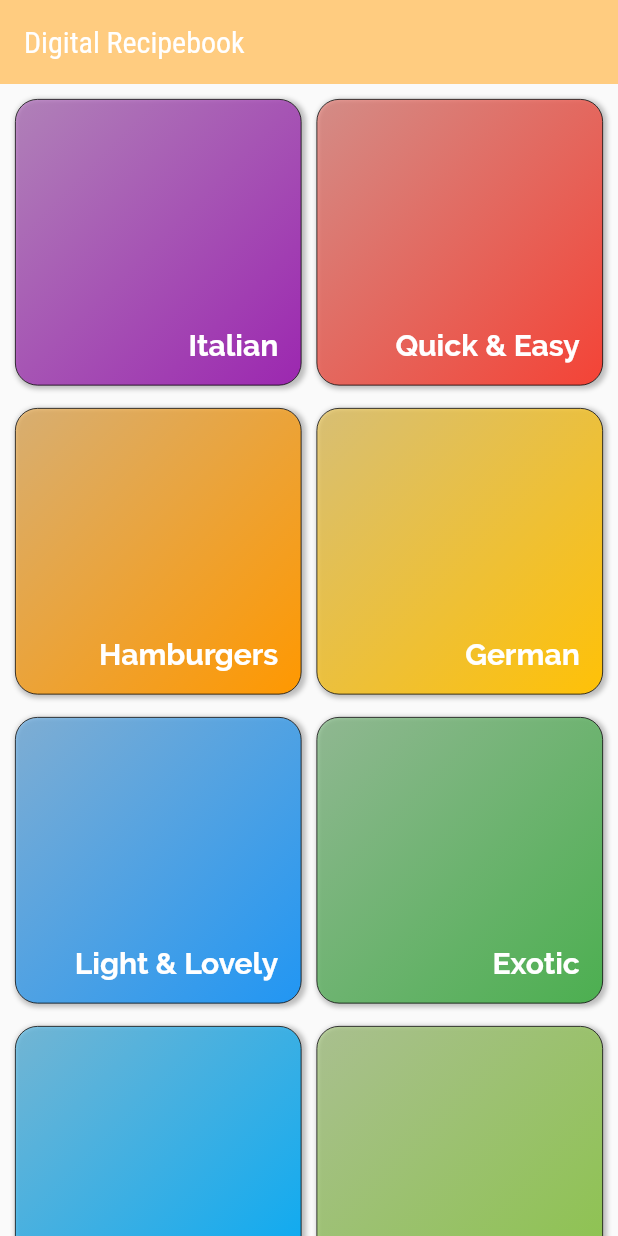
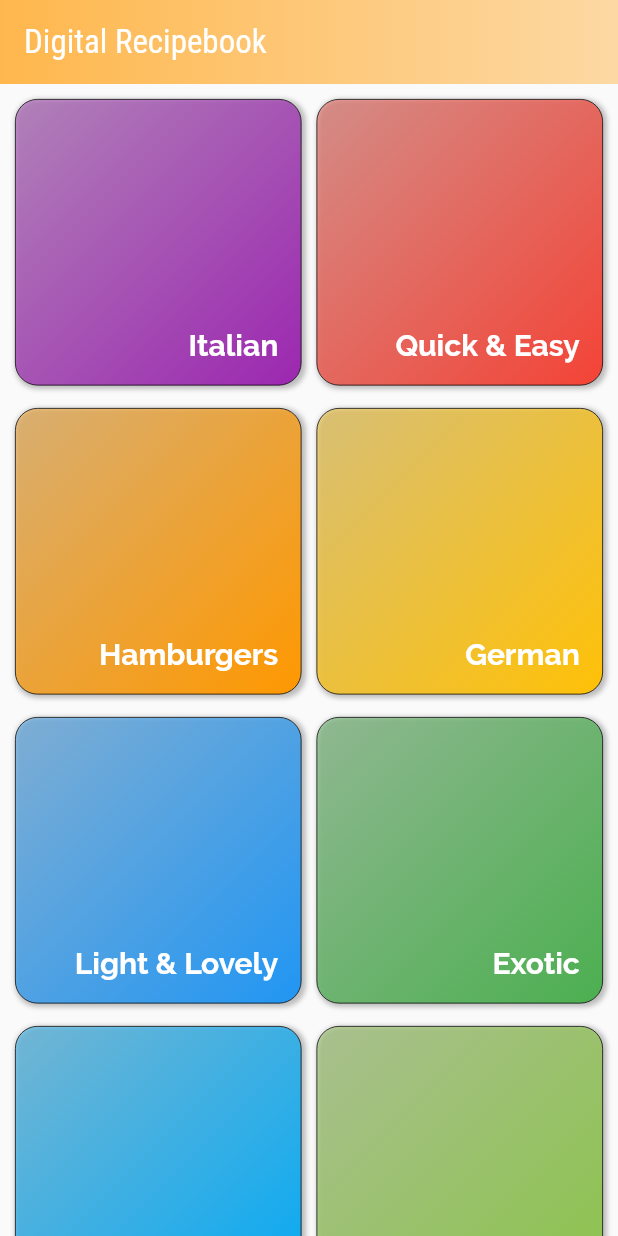
Before and after one commit to Mameng57/digital-recipebook, a Flutter app: the screen it shows after launch, on a phone screen of 412 x 824 dp. Run offline on Flutter 3.47's test engine with Material 2 defaults, Android fonts, the phone set to English and light mode, and no system bars.

Commit message:
add decorations to appbar

```diff
--- a/lib/home.dart
+++ b/lib/home.dart
@@ -10,6 +10,17 @@ class Home extends StatelessWidget {
           color: Colors.white,
           child: const Text("Digital Recipebook"),
         ),
+        backgroundColor: Colors.transparent,
+        flexibleSpace: Container(
+          decoration: BoxDecoration(
+            gradient: LinearGradient(
+              colors: [
+                Theme.of(context).primaryColor,
+                Theme.of(context).primaryColor.withOpacity(0.5),
+              ],
+            ),
+          ),
+        ),
       ),
       body: CategoriesScreen(),
     );
--- a/lib/main.dart
+++ b/lib/main.dart
@@ -14,11 +14,11 @@ class MyApp extends StatelessWidget {
           backgroundColor: Colors.orange[200],
           shadowColor: Colors.transparent,
           titleTextStyle: TextStyle(
-            fontSize: 20,
+            fontSize: 22,
             fontFamily: "RobotoCondensed",
           ),
         ),
-        primaryColor: Colors.orange[200],
+        primaryColor: Colors.orange[300],
         textTheme: TextTheme(
           headline5: TextStyle(
             fontSize: 20,
```
